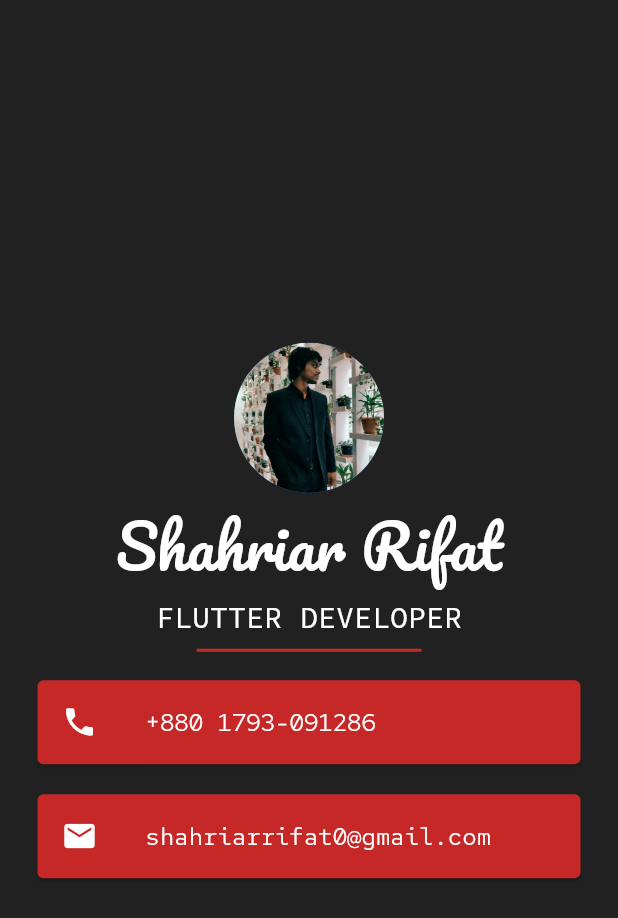
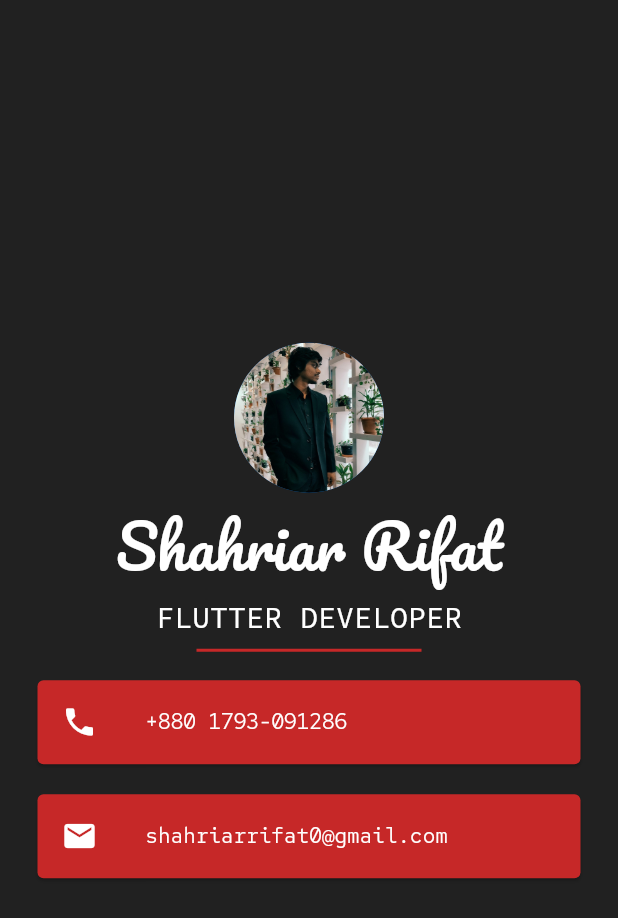
Before and after one commit to ShahriarHossainRifat/Dummy004-My_Card, a Flutter app: the screen it shows after launch, on a phone screen of 412 x 824 dp. Shown: the top 918 px of the screen. Run offline on Flutter 3.47's test engine with Material 2 defaults, Android fonts, the phone set to English and light mode, and no system bars.

Commit message:
Update main.dart

```diff
--- a/lib/main.dart
+++ b/lib/main.dart
@@ -59,7 +59,7 @@ class MyApp extends StatelessWidget {
                       style: TextStyle(
                           color: Colors.white,
                           fontFamily: 'RedHatMono',
-                          fontSize: 16.0),
+                          fontSize: 14.0),
                     ),
                   ),
                 ),
@@ -77,7 +77,7 @@ class MyApp extends StatelessWidget {
                       style: TextStyle(
                         color: Colors.white,
                         fontFamily: 'RedHatMono',
-                        fontSize: 16.0,
+                        fontSize: 14.0,
                       ),
                     ),
                   ),
```
